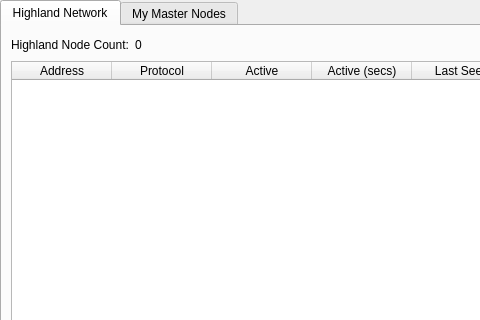
First picture: the form in src/qt/forms/masternodemanager.ui, repository hronopay/fd, before the edit; both pictures show x 0 to 480 and y 0 to 320 of the 723 by 457 pixel window.
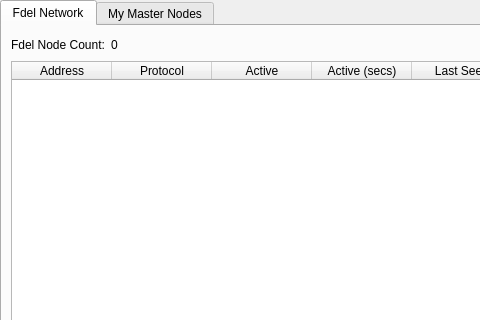
Second picture: the form after the edit. The open tabs and pages were chosen to show the change.

```diff
--- a/src/qt/forms/masternodemanager.ui
+++ b/src/qt/forms/masternodemanager.ui
@@ -38,7 +38,7 @@
        </property>
        <widget class="QWidget" name="tab">
         <attribute name="title">
-         <string>Highland Network</string>
+         <string>Fdel Network</string>
         </attribute>
         <layout class="QGridLayout" name="gridLayout">
          <item row="1" column="0">
@@ -98,7 +98,7 @@
            <item>
             <widget class="QLabel" name="label_2">
              <property name="text">
-              <string>Highland Node Count:</string>
+              <string>Fdel Node Count:</string>
              </property>
             </widget>
            </item>
```
